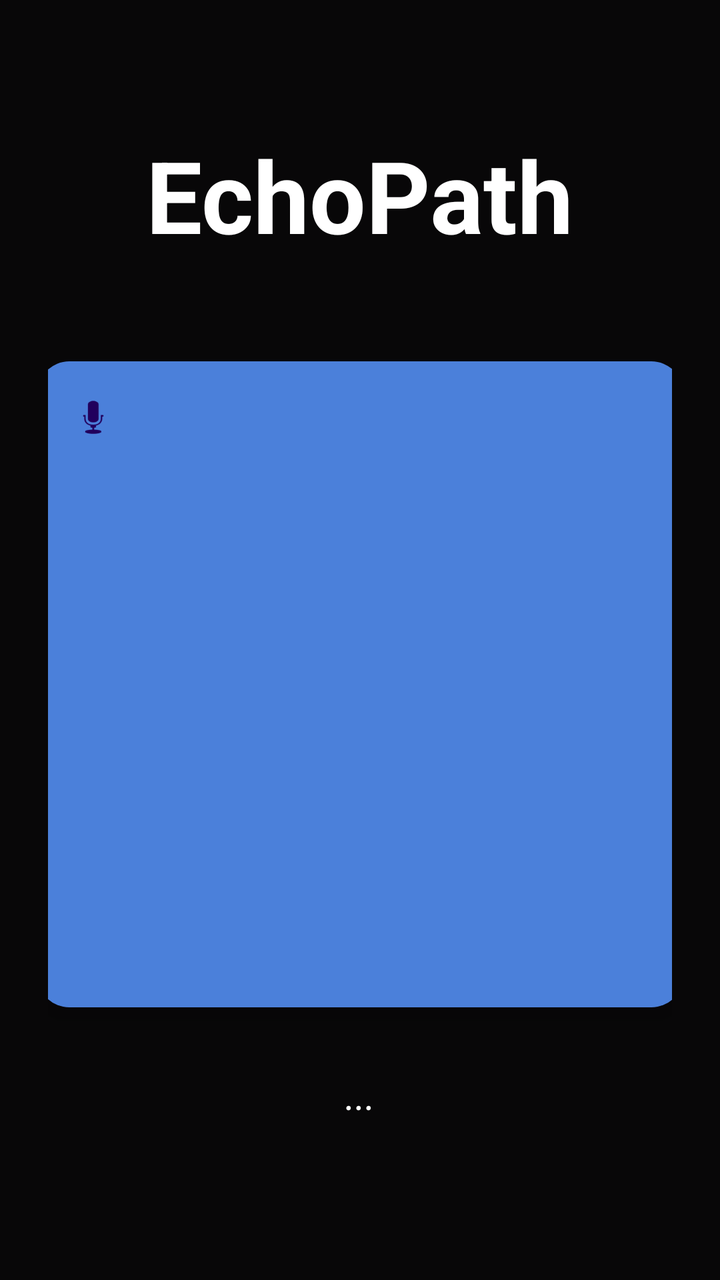
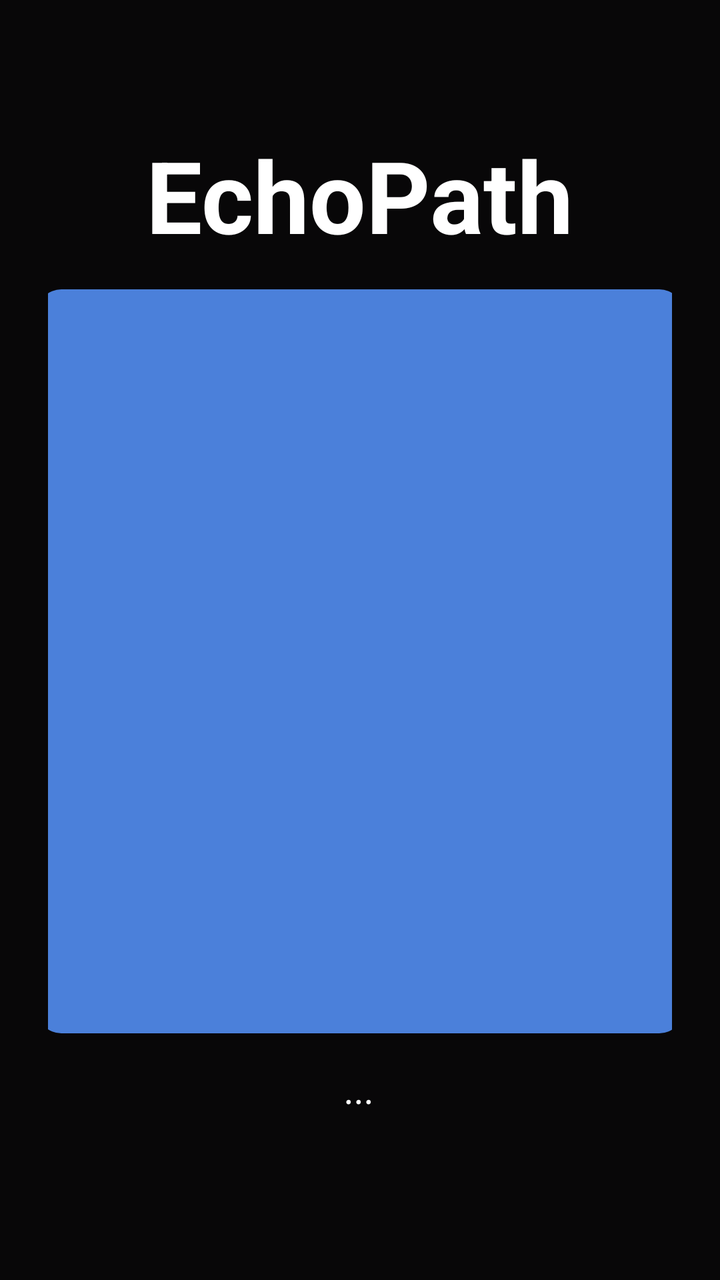

The first picture is an Android layout as it rendered before a commit; the second is the same layout after the commit. The layout source and the unified diff follow.
<!-- AndroidManifest.xml: application theme Theme.IndoorNav -->
<!-- res/layout/activity_main.xml -->
<?xml version="1.0" encoding="utf-8"?>
<LinearLayout xmlns:android="http://schemas.android.com/apk/res/android"
    xmlns:app="http://schemas.android.com/apk/res-auto"
    android:layout_width="match_parent"
    android:layout_height="match_parent"
    android:orientation="vertical"
    android:padding="24dp"
    android:gravity="center_horizontal"
    android:background="#080708">

    <TextView
        android:id="@+id/txtStatus"
        android:layout_width="wrap_content"
        android:layout_height="wrap_content"
        android:text="EchoPath"
        android:textSize="50sp"
        android:textStyle="bold"
        android:textColor="#ffffff"
        android:layout_marginTop="40dp"
        android:layout_marginBottom="50dp"/>





























    <com.google.android.material.floatingactionbutton.FloatingActionButton
        android:id="@+id/btnMic"
        android:layout_width="323dp"
        android:layout_height="1000dp"
        android:layout_gravity="center"
        android:contentDescription="Mic"
        android:scaleType="center"
        android:src="@android:drawable/ic_btn_speak_now"
        app:backgroundTint="#4b80da"
        app:fabSize="normal" />


    <TextView
        android:id="@+id/txtInstruction"
        android:layout_width="match_parent"
        android:layout_height="wrap_content"
        android:text="..."
        android:textSize="20sp"
        android:textStyle="italic"
        android:textAlignment="center"
        android:layout_marginTop="30dp"
        android:layout_marginBottom="20dp"
        android:textColor="#ffffff"/>

</LinearLayout>
<!-- resources referenced by this layout -->
<resources>
  <style name="Theme.IndoorNav" parent="Base.Theme.IndoorNav" />
  <style name="Base.Theme.IndoorNav" parent="Theme.Material3.DayNight.NoActionBar">
          
          
      </style>
</resources>

<!-- the commit's change to res/layout/activity_main.xml (unified diff, before → after) -->
@@ -17,7 +17,7 @@
         android:textStyle="bold"
         android:textColor="#ffffff"
         android:layout_marginTop="40dp"
-        android:layout_marginBottom="50dp"/>
+        android:layout_marginBottom="10dp"/>
 
 
 
@@ -47,16 +47,14 @@
 
 
 
-    <com.google.android.material.floatingactionbutton.FloatingActionButton
+    <com.google.android.material.button.MaterialButton
         android:id="@+id/btnMic"
         android:layout_width="323dp"
-        android:layout_height="1000dp"
-        android:layout_gravity="center"
-        android:contentDescription="Mic"
-        android:scaleType="center"
-        android:src="@android:drawable/ic_btn_speak_now"
+        android:layout_height="380dp"
+        android:textColor="@android:color/white"
         app:backgroundTint="#4b80da"
-        app:fabSize="normal" />
+        app:cornerRadius="12dp"
+        app:iconGravity="textTop" />
 
 
     <TextView
@@ -67,7 +65,7 @@
         android:textSize="20sp"
         android:textStyle="italic"
         android:textAlignment="center"
-        android:layout_marginTop="30dp"
+        android:layout_marginTop="10dp"
         android:layout_marginBottom="20dp"
         android:textColor="#ffffff"/>
 
